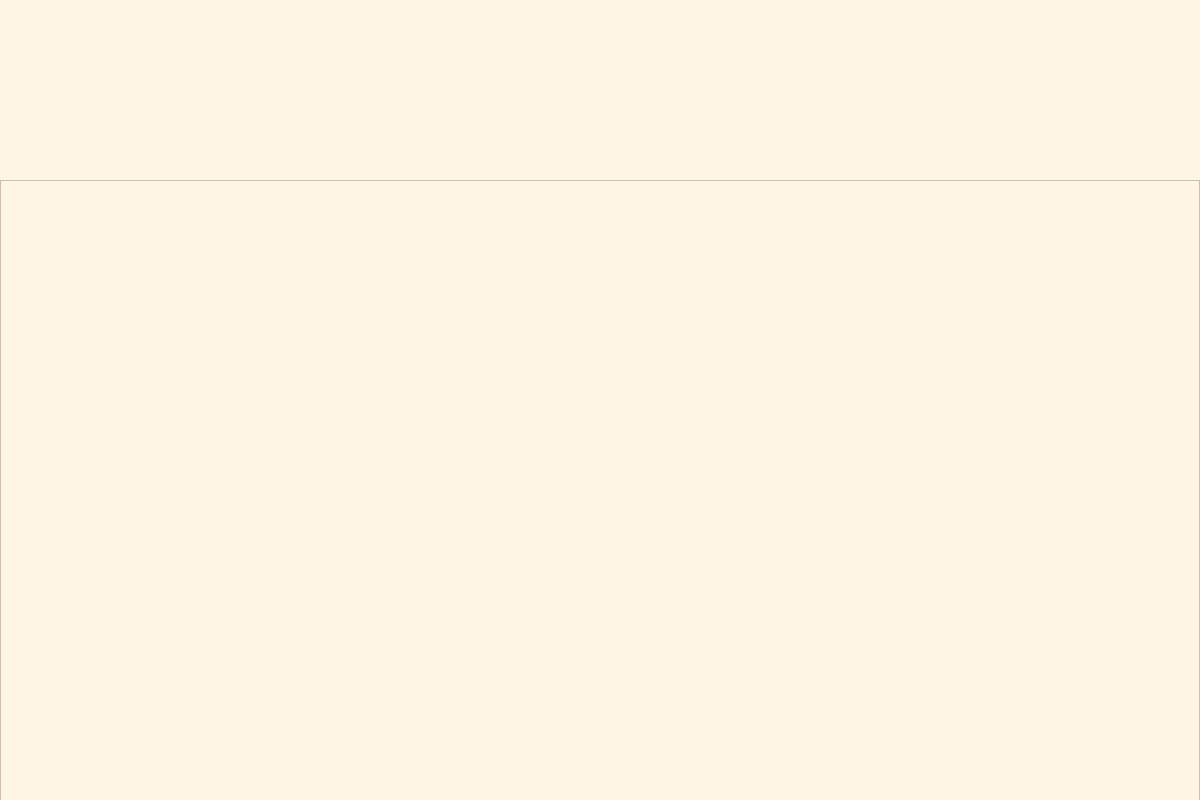
The window that src/daftarArtikel.ui (MarcelRyan/ReChefy) describes before a commit, drawn with Qt 5.
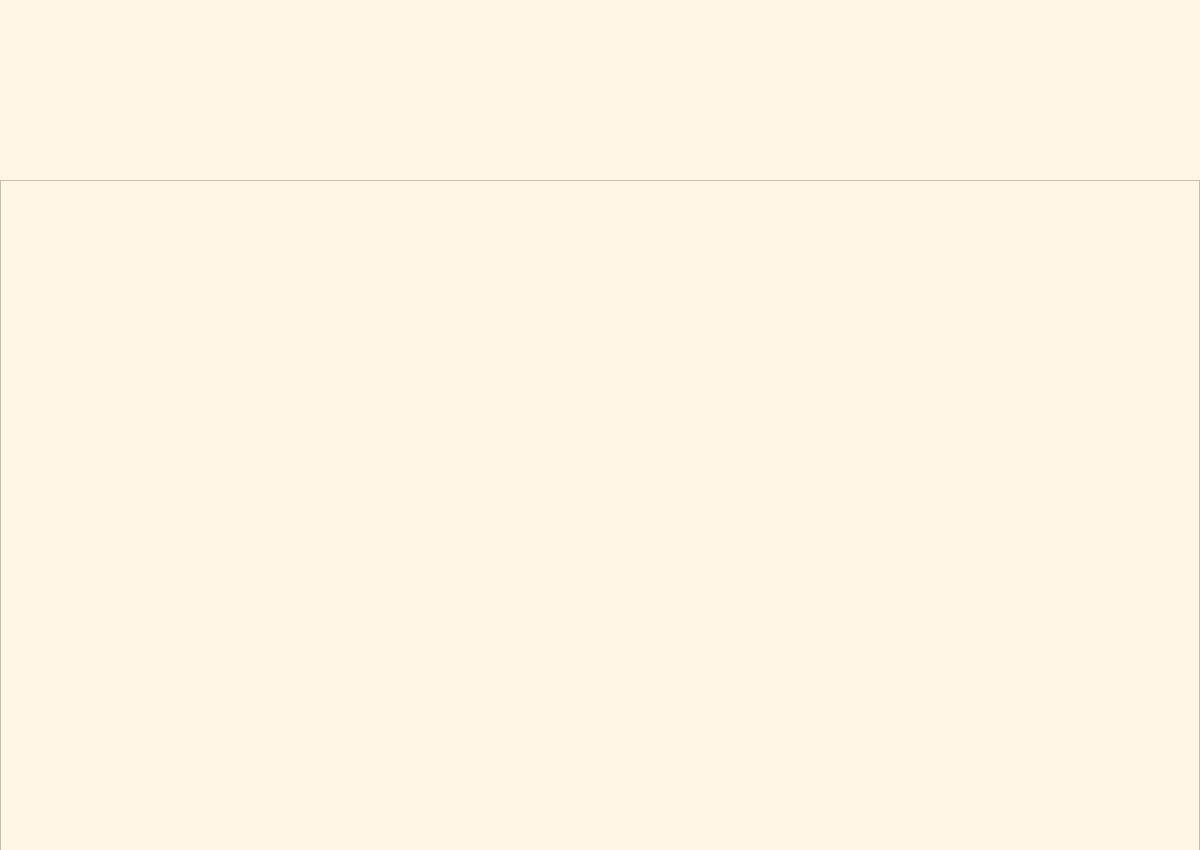
The same window after the commit.

```diff
--- a/src/daftarArtikel.ui
+++ b/src/daftarArtikel.ui
@@ -7,7 +7,7 @@
     <x>0</x>
     <y>0</y>
     <width>1200</width>
-    <height>800</height>
+    <height>850</height>
    </rect>
   </property>
   <property name="acceptDrops">
@@ -29,7 +29,7 @@
       <x>0</x>
       <y>180</y>
       <width>1200</width>
-      <height>621</height>
+      <height>671</height>
      </rect>
     </property>
     <property name="widgetResizable">
@@ -41,7 +41,7 @@
        <x>0</x>
        <y>0</y>
        <width>1198</width>
-       <height>619</height>
+       <height>669</height>
       </rect>
      </property>
      <widget class="QWidget" name="horizontalLayoutWidget">
```
Left out of the diff: 4 changed lines with no effect on the pictures.
